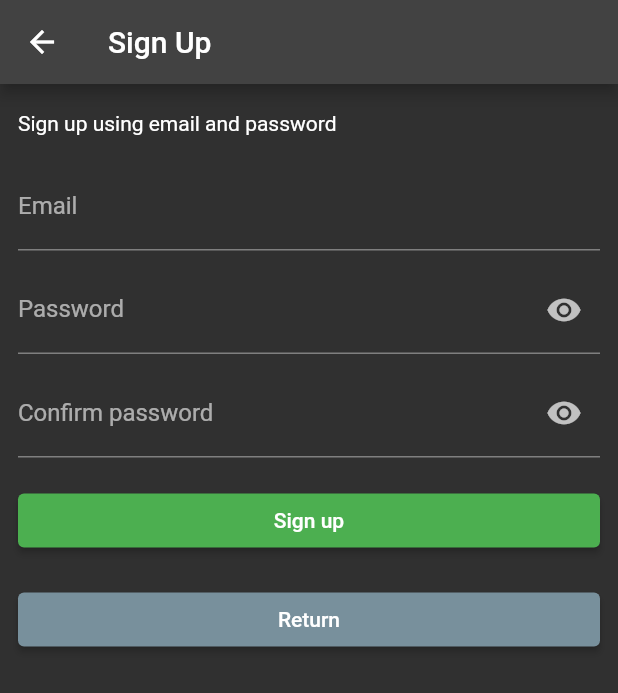
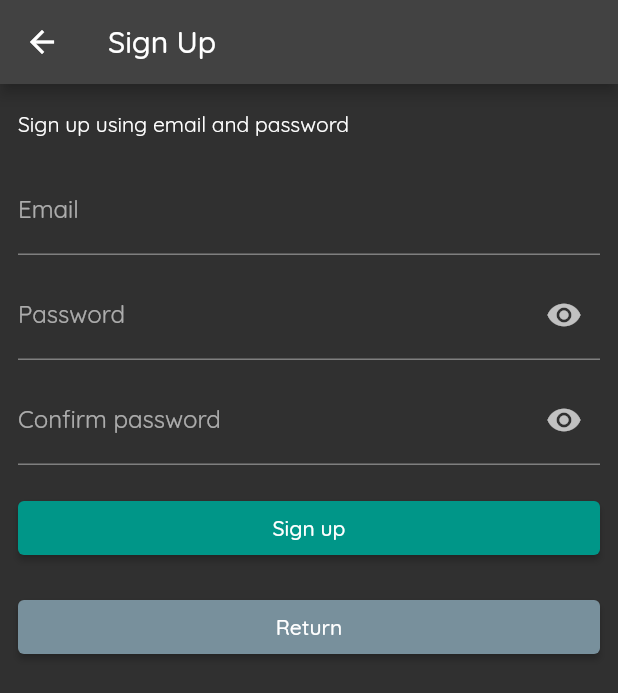
Before and after one commit to mansourbens/brackets, a Flutter app: the SignUpPage screen opened by its route, on a phone screen of 412 x 824 dp. Shown: the top 693 px of the screen. Run offline on Flutter 3.47's test engine with Material 2 defaults, Android fonts, the phone set to English and light mode, and no system bars; our stand-ins replace supabase, supabase_flutter; missing offline and left inert: fdottedline; accounts and stored records are empty.

Commit message:
fix: generic text input style in styles file

```diff
--- a/lib/components/views/tournament_view.dart
+++ b/lib/components/views/tournament_view.dart
@@ -94,7 +94,7 @@ buildTournamentCard(Tournament tournament) {
       padding: const EdgeInsets.all(16.0),
       child: Card(
         shadowColor: Colors.white,
-        elevation: 8.0,
+        elevation: 4.0,
         shape: RoundedRectangleBorder(
           borderRadius: BorderRadius.circular(8.0),
         ),
@@ -221,7 +221,6 @@ buildTournamentCard(Tournament tournament) {
                               alignment: Alignment.center,
                               child: Text('Edit',
                                   style: TextStyle(
-                                      fontWeight: FontWeight.w300,
                                       fontSize: 10.0,
                                       color: Colors.teal.shade700)),
                             ),
--- a/lib/main.dart
+++ b/lib/main.dart
@@ -24,11 +24,12 @@ class MyApp extends StatelessWidget {
     return MaterialApp(
       title: 'Supabase Flutter',
       theme: ThemeData.dark().copyWith(
-        primaryColor: Colors.green,
+        primaryColor: Colors.teal,
+        textTheme: ThemeData.dark().textTheme.apply(fontFamily: 'Quicksand'),
         elevatedButtonTheme: ElevatedButtonThemeData(
           style: ElevatedButton.styleFrom(
             onPrimary: Colors.white,
-            primary: Colors.green,
+            primary: Colors.teal,
           ),
         ),
       ),
--- a/lib/pages/login_screen.dart
+++ b/lib/pages/login_screen.dart
@@ -1,5 +1,6 @@
 import 'package:brackets/components/auth/auth_state.dart';
 import 'package:brackets/utils/constants.dart';
+import 'package:brackets/utils/styles.dart';
 import 'package:flutter/foundation.dart';
 import 'package:flutter/material.dart';
 import 'package:supabase/supabase.dart';
@@ -90,7 +91,7 @@ class _LoginPageState extends AuthState<LoginPage> {
           const SizedBox(height: 18),
           TextFormField(
             controller: _emailController,
-            decoration: const InputDecoration(labelText: 'Email'),
+            decoration: buildInputDecoration('Email', null),
           ),
           Visibility(
               visible: _isLoginWithPassword,
@@ -99,7 +100,7 @@ class _LoginPageState extends AuthState<LoginPage> {
                 TextFormField(
                   obscureText: true,
                   controller: _passwordController,
-                  decoration: const InputDecoration(labelText: 'Password'),
+                  decoration: buildInputDecoration('Password', null),
                 ),
               ])),
           const SizedBox(height: 18),
--- a/lib/pages/sign_up_screen.dart
+++ b/lib/pages/sign_up_screen.dart
@@ -1,4 +1,5 @@
 import 'package:brackets/utils/constants.dart';
+import 'package:brackets/utils/styles.dart';
 import 'package:flutter/foundation.dart';
 import 'package:flutter/material.dart';
 import 'package:supabase_flutter/supabase_flutter.dart';
@@ -150,26 +151,6 @@ class _SignUpState extends State<SignUpPage> {
     );
   }
 
-  InputDecoration buildInputDecoration(
-      String labelText, IconButton? iconButton) {
-    return InputDecoration(
-      suffixIcon: iconButton ?? iconButton,
-      focusedBorder: OutlineInputBorder(
-        borderSide: BorderSide(color: Colors.green.shade400),
-      ),
-      focusedErrorBorder: OutlineInputBorder(
-        borderSide: BorderSide(color: Colors.redAccent.shade100),
-      ),
-      focusColor: Colors.redAccent.shade100,
-      floatingLabelStyle: TextStyle(color: Colors.green.shade400),
-      labelText: labelText,
-      errorStyle: TextStyle(color: Colors.redAccent.shade100),
-      errorBorder: UnderlineInputBorder(
-        borderSide: BorderSide(color: Colors.redAccent.shade100),
-      ),
-    );
-  }
-
   String? emailValidator(String? value) {
     if (value == null || value.isEmpty) {
       return 'Email is required';
--- /dev/null
+++ b/lib/utils/styles.dart
@@ -0,0 +1,20 @@
+import 'package:flutter/material.dart';
+
+InputDecoration buildInputDecoration(String labelText, IconButton? iconButton) {
+  return InputDecoration(
+    suffixIcon: iconButton ?? iconButton,
+    focusedBorder: OutlineInputBorder(
+      borderSide: BorderSide(color: Colors.teal.shade200),
+    ),
+    focusedErrorBorder: OutlineInputBorder(
+      borderSide: BorderSide(color: Colors.redAccent.shade100),
+    ),
+    focusColor: Colors.redAccent.shade100,
+    floatingLabelStyle: TextStyle(color: Colors.teal.shade200),
+    labelText: labelText,
+    errorStyle: TextStyle(color: Colors.redAccent.shade100),
+    errorBorder: UnderlineInputBorder(
+      borderSide: BorderSide(color: Colors.redAccent.shade100),
+    ),
+  );
+}
--- a/pubspec.yaml
+++ b/pubspec.yaml
@@ -79,6 +79,9 @@ flutter:
     - family: CustomIcons
       fonts:
         - asset: assets/MyFlutterApp.ttf
+    - family: Quicksand
+      fonts:
+        - asset: assets/Quicksand.ttf
   #   - family: Trajan Pro
   #     fonts:
   #       - asset: fonts/TrajanPro.ttf
```
Also changed, not shown: assets/Quicksand.ttf (added).
